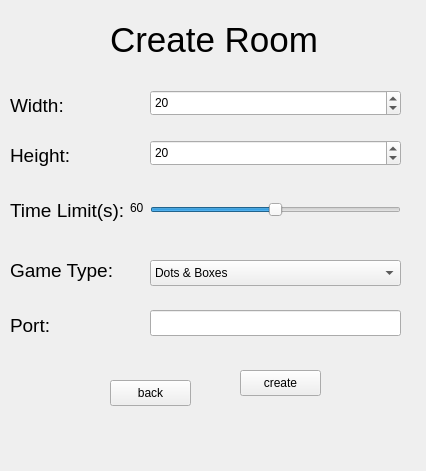
Old version of the form Client/Presentation/CreateRoom/CreateRoomPage.ui in the repository Mohsenhatami000/PlaTwo.
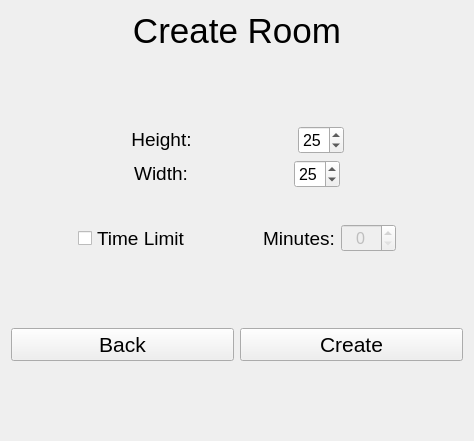
New version of the form.

Commit message: fix: resolve ui layout and logic

```diff
--- a/Client/Presentation/CreateRoom/CreateRoomPage.ui
+++ b/Client/Presentation/CreateRoom/CreateRoomPage.ui
@@ -6,216 +6,348 @@
    <rect>
     <x>0</x>
     <y>0</y>
-    <width>426</width>
-    <height>471</height>
+    <width>474</width>
+    <height>441</height>
    </rect>
   </property>
   <property name="windowTitle">
    <string>Form</string>
   </property>
-  <widget class="QPushButton" name="pushButton_back">
-   <property name="geometry">
-    <rect>
-     <x>110</x>
-     <y>380</y>
-     <width>81</width>
-     <height>26</height>
-    </rect>
-   </property>
-   <property name="text">
-    <string>back</string>
-   </property>
-  </widget>
-  <widget class="QPushButton" name="pushButton_creating">
-   <property name="geometry">
-    <rect>
-     <x>240</x>
-     <y>370</y>
-     <width>81</width>
-     <height>26</height>
-    </rect>
-   </property>
-   <property name="text">
-    <string>create</string>
-   </property>
-  </widget>
-  <widget class="QComboBox" name="comboBox_type">
-   <property name="geometry">
-    <rect>
-     <x>150</x>
-     <y>260</y>
-     <width>251</width>
-     <height>26</height>
-    </rect>
-   </property>
+  <layout class="QVBoxLayout" name="verticalLayout">
    <item>
-    <property name="text">
-     <string>Dots &amp; Boxes</string>
-    </property>
+    <widget class="QLabel" name="label_create_room">
+     <property name="text">
+      <string>&lt;html&gt;&lt;head/&gt;&lt;body&gt;&lt;p&gt;&lt;span style=&quot; font-size:26pt;&quot;&gt;Create Room&lt;/span&gt;&lt;/p&gt;&lt;/body&gt;&lt;/html&gt;</string>
+     </property>
+     <property name="alignment">
+      <set>Qt::AlignmentFlag::AlignCenter</set>
+     </property>
+    </widget>
    </item>
    <item>
-    <property name="text">
-     <string>Nine Men's Morris</string>
-    </property>
+    <spacer name="verticalSpacer_2">
+     <property name="orientation">
+      <enum>Qt::Orientation::Vertical</enum>
+     </property>
+     <property name="sizeHint" stdset="0">
+      <size>
+       <width>20</width>
+       <height>40</height>
+      </size>
+     </property>
+    </spacer>
    </item>
    <item>
-    <property name="text">
-     <string>Fanorona</string>
-    </property>
+    <layout class="QHBoxLayout" name="horizontalLayout_6">
+     <item>
+      <spacer name="horizontalSpacer_5">
+       <property name="orientation">
+        <enum>Qt::Orientation::Horizontal</enum>
+       </property>
+       <property name="sizeHint" stdset="0">
+        <size>
+         <width>40</width>
+         <height>20</height>
+        </size>
+       </property>
+      </spacer>
+     </item>
+     <item>
+      <widget class="QLabel" name="label_height">
+       <property name="font">
+        <font>
+         <pointsize>12</pointsize>
+        </font>
+       </property>
+       <property name="text">
+        <string>&lt;html&gt;&lt;head/&gt;&lt;body&gt;&lt;p&gt;&lt;span style=&quot; font-size:14pt;&quot;&gt;Height:&lt;/span&gt;&lt;/p&gt;&lt;/body&gt;&lt;/html&gt;</string>
+       </property>
+       <property name="alignment">
+        <set>Qt::AlignmentFlag::AlignCenter</set>
+       </property>
+      </widget>
+     </item>
+     <item>
+      <spacer name="horizontalSpacer">
+       <property name="orientation">
+        <enum>Qt::Orientation::Horizontal</enum>
+       </property>
+       <property name="sizeType">
+        <enum>QSizePolicy::Policy::Fixed</enum>
+       </property>
+       <property name="sizeHint" stdset="0">
+        <size>
+         <width>100</width>
+         <height>20</height>
+        </size>
+       </property>
+      </spacer>
+     </item>
+     <item>
+      <widget class="QSpinBox" name="spinBox_height">
+       <property name="font">
+        <font>
+         <pointsize>12</pointsize>
+        </font>
+       </property>
+       <property name="maximum">
+        <number>50</number>
+       </property>
+       <property name="value">
+        <number>25</number>
+       </property>
+      </widget>
+     </item>
+     <item>
+      <spacer name="horizontalSpacer_6">
+       <property name="orientation">
+        <enum>Qt::Orientation::Horizontal</enum>
+       </property>
+       <property name="sizeHint" stdset="0">
+        <size>
+         <width>40</width>
+         <height>20</height>
+        </size>
+       </property>
+      </spacer>
+     </item>
+    </layout>
    </item>
-  </widget>
-  <widget class="QLineEdit" name="lineEdit_port">
-   <property name="geometry">
-    <rect>
-     <x>150</x>
-     <y>310</y>
-     <width>251</width>
-     <height>26</height>
-    </rect>
-   </property>
-  </widget>
-  <widget class="QLabel" name="label">
-   <property name="geometry">
-    <rect>
-     <x>10</x>
-     <y>90</y>
-     <width>81</width>
-     <height>31</height>
-    </rect>
-   </property>
-   <property name="text">
-    <string>&lt;html&gt;&lt;head/&gt;&lt;body&gt;&lt;p&gt;&lt;span style=&quot; font-size:14pt;&quot;&gt;Width:&lt;/span&gt;&lt;/p&gt;&lt;/body&gt;&lt;/html&gt;</string>
-   </property>
-  </widget>
-  <widget class="QLabel" name="label_2">
-   <property name="geometry">
-    <rect>
-     <x>10</x>
-     <y>140</y>
-     <width>71</width>
-     <height>31</height>
-    </rect>
-   </property>
-   <property name="text">
-    <string>&lt;html&gt;&lt;head/&gt;&lt;body&gt;&lt;p&gt;&lt;span style=&quot; font-size:14pt;&quot;&gt;Height:&lt;/span&gt;&lt;/p&gt;&lt;/body&gt;&lt;/html&gt;</string>
-   </property>
-  </widget>
-  <widget class="QSlider" name="horizontalSlider_time">
-   <property name="geometry">
-    <rect>
-     <x>150</x>
-     <y>200</y>
-     <width>251</width>
-     <height>20</height>
-    </rect>
-   </property>
-   <property name="maximum">
-    <number>120</number>
-   </property>
-   <property name="value">
-    <number>60</number>
-   </property>
-   <property name="orientation">
-    <enum>Qt::Orientation::Horizontal</enum>
-   </property>
-  </widget>
-  <widget class="QLabel" name="label_time">
-   <property name="geometry">
-    <rect>
-     <x>130</x>
-     <y>200</y>
-     <width>49</width>
-     <height>16</height>
-    </rect>
-   </property>
-   <property name="text">
-    <string>60</string>
-   </property>
-  </widget>
-  <widget class="QLabel" name="label_3">
-   <property name="geometry">
-    <rect>
-     <x>10</x>
-     <y>250</y>
-     <width>121</width>
-     <height>41</height>
-    </rect>
-   </property>
-   <property name="text">
-    <string>&lt;html&gt;&lt;head/&gt;&lt;body&gt;&lt;p&gt;&lt;span style=&quot; font-size:14pt;&quot;&gt;Game Type:&lt;/span&gt;&lt;/p&gt;&lt;/body&gt;&lt;/html&gt;</string>
-   </property>
-  </widget>
-  <widget class="QLabel" name="label_4">
-   <property name="geometry">
-    <rect>
-     <x>10</x>
-     <y>190</y>
-     <width>121</width>
-     <height>41</height>
-    </rect>
-   </property>
-   <property name="text">
-    <string>&lt;html&gt;&lt;head/&gt;&lt;body&gt;&lt;p&gt;&lt;span style=&quot; font-size:14pt;&quot;&gt;Time Limit(s):&lt;/span&gt;&lt;/p&gt;&lt;/body&gt;&lt;/html&gt;</string>
-   </property>
-  </widget>
-  <widget class="QLabel" name="label_5">
-   <property name="geometry">
-    <rect>
-     <x>10</x>
-     <y>310</y>
-     <width>49</width>
-     <height>31</height>
-    </rect>
-   </property>
-   <property name="text">
-    <string>&lt;html&gt;&lt;head/&gt;&lt;body&gt;&lt;p&gt;&lt;span style=&quot; font-size:14pt;&quot;&gt;Port:&lt;/span&gt;&lt;/p&gt;&lt;/body&gt;&lt;/html&gt;</string>
-   </property>
-  </widget>
-  <widget class="QLabel" name="label_6">
-   <property name="geometry">
-    <rect>
-     <x>110</x>
-     <y>10</y>
-     <width>221</width>
-     <height>61</height>
-    </rect>
-   </property>
-   <property name="text">
-    <string>&lt;html&gt;&lt;head/&gt;&lt;body&gt;&lt;p&gt;&lt;span style=&quot; font-size:26pt;&quot;&gt;Create Room&lt;/span&gt;&lt;/p&gt;&lt;/body&gt;&lt;/html&gt;</string>
-   </property>
-  </widget>
-  <widget class="QSpinBox" name="spinBox_width">
-   <property name="geometry">
-    <rect>
-     <x>150</x>
-     <y>90</y>
-     <width>251</width>
-     <height>26</height>
-    </rect>
-   </property>
-   <property name="maximum">
-    <number>100</number>
-   </property>
-   <property name="value">
-    <number>20</number>
-   </property>
-  </widget>
-  <widget class="QSpinBox" name="spinBox_height">
-   <property name="geometry">
-    <rect>
-     <x>150</x>
-     <y>140</y>
-     <width>251</width>
-     <height>26</height>
-    </rect>
-   </property>
-   <property name="maximum">
-    <number>100</number>
-   </property>
-   <property name="value">
-    <number>20</number>
-   </property>
-  </widget>
+   <item>
+    <layout class="QHBoxLayout" name="horizontalLayout_7">
+     <item>
+      <spacer name="horizontalSpacer_8">
+       <property name="orientation">
+        <enum>Qt::Orientation::Horizontal</enum>
+       </property>
+       <property name="sizeHint" stdset="0">
+        <size>
+         <width>40</width>
+         <height>20</height>
+        </size>
+       </property>
+      </spacer>
+     </item>
+     <item>
+      <widget class="QLabel" name="label_width">
+       <property name="font">
+        <font>
+         <pointsize>12</pointsize>
+        </font>
+       </property>
+       <property name="text">
+        <string>&lt;html&gt;&lt;head/&gt;&lt;body&gt;&lt;p&gt;&lt;span style=&quot; font-size:14pt;&quot;&gt;Width:&lt;/span&gt;&lt;/p&gt;&lt;/body&gt;&lt;/html&gt;</string>
+       </property>
+       <property name="alignment">
+        <set>Qt::AlignmentFlag::AlignCenter</set>
+       </property>
+      </widget>
+     </item>
+     <item>
+      <spacer name="horizontalSpacer_2">
+       <property name="orientation">
+        <enum>Qt::Orientation::Horizontal</enum>
+       </property>
+       <property name="sizeType">
+        <enum>QSizePolicy::Policy::Fixed</enum>
+       </property>
+       <property name="sizeHint" stdset="0">
+        <size>
+         <width>100</width>
+         <height>20</height>
+        </size>
+       </property>
+      </spacer>
+     </item>
+     <item>
+      <widget class="QSpinBox" name="spinBox_width">
+       <property name="font">
+        <font>
+         <pointsize>12</pointsize>
+        </font>
+       </property>
+       <property name="maximum">
+        <number>50</number>
+       </property>
+       <property name="value">
+        <number>25</number>
+       </property>
+      </widget>
+     </item>
+     <item>
+      <spacer name="horizontalSpacer_9">
+       <property name="orientation">
+        <enum>Qt::Orientation::Horizontal</enum>
+       </property>
+       <property name="sizeHint" stdset="0">
+        <size>
+         <width>40</width>
+         <height>20</height>
+        </size>
+       </property>
+      </spacer>
+     </item>
+    </layout>
+   </item>
+   <item>
+    <spacer name="verticalSpacer_4">
+     <property name="orientation">
+      <enum>Qt::Orientation::Vertical</enum>
+     </property>
+     <property name="sizeType">
+      <enum>QSizePolicy::Policy::Fixed</enum>
+     </property>
+     <property name="sizeHint" stdset="0">
+      <size>
+       <width>20</width>
+       <height>30</height>
+      </size>
+     </property>
+    </spacer>
+   </item>
+   <item>
+    <layout class="QHBoxLayout" name="horizontalLayout_9">
+     <item>
+      <spacer name="horizontalSpacer_3">
+       <property name="orientation">
+        <enum>Qt::Orientation::Horizontal</enum>
+       </property>
+       <property name="sizeHint" stdset="0">
+        <size>
+         <width>40</width>
+         <height>20</height>
+        </size>
+       </property>
+      </spacer>
+     </item>
+     <item>
+      <widget class="QCheckBox" name="checkBox_time_limit">
+       <property name="font">
+        <font>
+         <pointsize>14</pointsize>
+        </font>
+       </property>
+       <property name="text">
+        <string>Time Limit</string>
+       </property>
+      </widget>
+     </item>
+     <item>
+      <spacer name="horizontalSpacer_4">
+       <property name="orientation">
+        <enum>Qt::Orientation::Horizontal</enum>
+       </property>
+       <property name="sizeHint" stdset="0">
+        <size>
+         <width>40</width>
+         <height>20</height>
+        </size>
+       </property>
+      </spacer>
+     </item>
+     <item>
+      <widget class="QLabel" name="label_minutes">
+       <property name="font">
+        <font>
+         <pointsize>14</pointsize>
+        </font>
+       </property>
+       <property name="text">
+        <string>Minutes:</string>
+       </property>
+       <property name="alignment">
+        <set>Qt::AlignmentFlag::AlignCenter</set>
+       </property>
+      </widget>
+     </item>
+     <item>
+      <widget class="QSpinBox" name="spinBox_time">
+       <property name="enabled">
+        <bool>false</bool>
+       </property>
+       <property name="font">
+        <font>
+         <pointsize>12</pointsize>
+        </font>
+       </property>
+       <property name="alignment">
+        <set>Qt::AlignmentFlag::AlignCenter</set>
+       </property>
+       <property name="maximum">
+        <number>180</number>
+       </property>
+      </widget>
+     </item>
+     <item>
+      <spacer name="horizontalSpacer_7">
+       <property name="orientation">
+        <enum>Qt::Orientation::Horizontal</enum>
+       </property>
+       <property name="sizeHint" stdset="0">
+        <size>
+         <width>40</width>
+         <height>20</height>
+        </size>
+       </property>
+      </spacer>
+     </item>
+    </layout>
+   </item>
+   <item>
+    <spacer name="verticalSpacer">
+     <property name="orientation">
+      <enum>Qt::Orientation::Vertical</enum>
+     </property>
+     <property name="sizeHint" stdset="0">
+      <size>
+       <width>20</width>
+       <height>40</height>
+      </size>
+     </property>
+    </spacer>
+   </item>
+   <item>
+    <layout class="QHBoxLayout" name="horizontalLayout_4">
+     <item>
+      <widget class="QPushButton" name="pushButton_back">
+       <property name="font">
+        <font>
+         <pointsize>16</pointsize>
+        </font>
+       </property>
+       <property name="text">
+        <string>Back</string>
+       </property>
+      </widget>
+     </item>
+     <item>
+      <widget class="QPushButton" name="pushButton_create">
+       <property name="font">
+        <font>
+         <pointsize>16</pointsize>
+        </font>
+       </property>
+       <property name="text">
+        <string>Create</string>
+       </property>
+      </widget>
+     </item>
+    </layout>
+   </item>
+   <item>
+    <spacer name="verticalSpacer_3">
+     <property name="orientation">
+      <enum>Qt::Orientation::Vertical</enum>
+     </property>
+     <property name="sizeHint" stdset="0">
+      <size>
+       <width>20</width>
+       <height>40</height>
+      </size>
+     </property>
+    </spacer>
+   </item>
+  </layout>
  </widget>
  <resources/>
  <connections>
```
Left out of the diff: 19 changed lines with no effect on the pictures. The commit also changes 20 other files.
